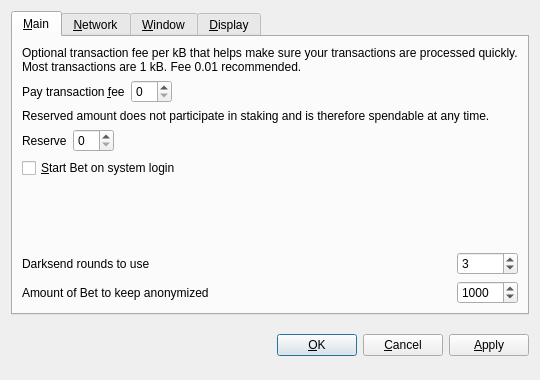
First picture: the form in src/qt/forms/optionsdialog.ui, repository Betcoincore/betcoin, before the edit.
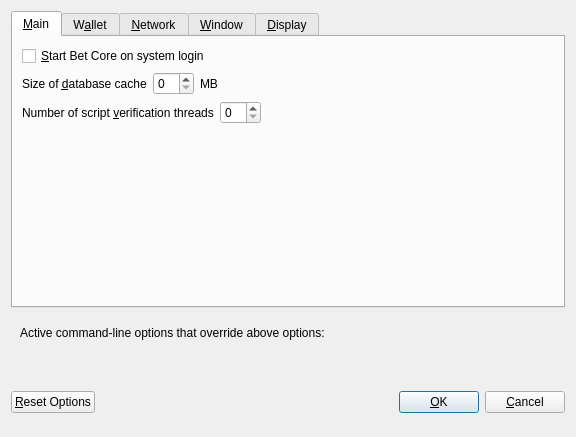
Second picture: the form after the edit. Custom widgets are drawn as their Qt base class.

```diff
--- a/src/qt/forms/optionsdialog.ui
+++ b/src/qt/forms/optionsdialog.ui
@@ -6,8 +6,8 @@
    <rect>
     <x>0</x>
     <y>0</y>
-    <width>540</width>
-    <height>380</height>
+    <width>576</width>
+    <height>402</height>
    </rect>
   </property>
   <property name="windowTitle">
@@ -19,9 +19,6 @@
   <layout class="QVBoxLayout" name="verticalLayout">
    <item>
     <widget class="QTabWidget" name="tabWidget">
-     <property name="tabPosition">
-      <enum>QTabWidget::North</enum>
-     </property>
      <property name="currentIndex">
       <number>0</number>
      </property>
@@ -29,110 +26,98 @@
       <attribute name="title">
        <string>&amp;Main</string>
       </attribute>
-      <layout class="QGridLayout" name="gridLayout">
-       <item row="0" column="0" colspan="2">
-        <widget class="QLabel" name="transactionFeeInfoLabel">
-         <property name="text">
-          <string>Optional transaction fee per kB that helps make sure your transactions are processed quickly. Most transactions are 1 kB. Fee 0.01 recommended.</string>
-         </property>
-         <property name="textFormat">
-          <enum>Qt::PlainText</enum>
-         </property>
-         <property name="wordWrap">
-          <bool>true</bool>
-         </property>
-        </widget>
-       </item>
-       <item row="1" column="0">
-        <layout class="QHBoxLayout" name="horizontalLayoutFee">
-         <item>
-          <widget class="QLabel" name="transactionFeeLabel">
-           <property name="text">
-            <string>Pay transaction &amp;fee</string>
-           </property>
-           <property name="textFormat">
-            <enum>Qt::PlainText</enum>
-           </property>
-           <property name="buddy">
-            <cstring>transactionFee</cstring>
-           </property>
-          </widget>
-         </item>
-         <item>
-          <widget class="BitcoinAmountField" name="transactionFee"/>
-         </item>
-         <item>
-          <spacer name="horizontalSpacerFee">
-           <property name="orientation">
-            <enum>Qt::Horizontal</enum>
-           </property>
-           <property name="sizeHint" stdset="0">
-            <size>
-             <width>40</width>
-             <height>20</height>
-            </size>
-           </property>
-          </spacer>
-         </item>
-        </layout>
-       </item>
-       <item row="2" column="0" colspan="2">
-        <widget class="QLabel" name="reserveBalanceInfoLabel">
-         <property name="text">
-          <string>Reserved amount does not participate in staking and is therefore spendable at any time.</string>
-         </property>
-         <property name="textFormat">
-          <enum>Qt::PlainText</enum>
-         </property>
-         <property name="wordWrap">
-          <bool>true</bool>
-         </property>
-        </widget>
-       </item>
-       <item row="3" column="0">
-        <layout class="QHBoxLayout" name="horizontalLayoutReserveBalance">
-         <item>
-          <widget class="QLabel" name="reserveBalanceLabel">
-           <property name="text">
-            <string>Reserve</string>
-           </property>
-           <property name="textFormat">
-            <enum>Qt::PlainText</enum>
-           </property>
-           <property name="buddy">
-            <cstring>reserveBalance</cstring>
-           </property>
-          </widget>
-         </item>
-         <item>
-          <widget class="BitcoinAmountField" name="reserveBalance"/>
-         </item>
-         <item>
-          <spacer name="horizontalSpacerReserveBalance">
-           <property name="orientation">
-            <enum>Qt::Horizontal</enum>
-           </property>
-           <property name="sizeHint" stdset="0">
-            <size>
-             <width>40</width>
-             <height>20</height>
-            </size>
-           </property>
-          </spacer>
-         </item>
-        </layout>
-       </item>
-       <item row="4" column="0">
+      <layout class="QVBoxLayout" name="verticalLayout_Main">
+       <item>
         <widget class="QCheckBox" name="bitcoinAtStartup">
          <property name="toolTip">
           <string>Automatically start Bet after logging in to the system.</string>
          </property>
          <property name="text">
-          <string>&amp;Start Bet on system login</string>
+          <string>&amp;Start Bet Core on system login</string>
          </property>
         </widget>
        </item>
-       <item row="5" column="0">
+       <item>
+        <layout class="QHBoxLayout" name="horizontalLayout_2_Main">
+         <item>
+          <widget class="QLabel" name="databaseCacheLabel">
+           <property name="text">
+            <string>Size of &amp;database cache</string>
+           </property>
+           <property name="textFormat">
+            <enum>Qt::PlainText</enum>
+           </property>
+           <property name="buddy">
+            <cstring>databaseCache</cstring>
+           </property>
+          </widget>
+         </item>
+         <item>
+          <widget class="QSpinBox" name="databaseCache"/>
+         </item>
+         <item>
+          <widget class="QLabel" name="databaseCacheUnitLabel">
+           <property name="text">
+            <string>MB</string>
+           </property>
+           <property name="textFormat">
+            <enum>Qt::PlainText</enum>
+           </property>
+          </widget>
+         </item>
+         <item>
+          <spacer name="horizontalSpacer_2_Main">
+           <property name="orientation">
+            <enum>Qt::Horizontal</enum>
+           </property>
+           <property name="sizeHint" stdset="0">
+            <size>
+             <width>40</width>
+             <height>20</height>
+            </size>
+           </property>
+          </spacer>
+         </item>
+        </layout>
+       </item>
+       <item>
+        <layout class="QHBoxLayout" name="horizontalLayout_3_Main">
+         <item>
+          <widget class="QLabel" name="threadsScriptVerifLabel">
+           <property name="text">
+            <string>Number of script &amp;verification threads</string>
+           </property>
+           <property name="textFormat">
+            <enum>Qt::PlainText</enum>
+           </property>
+           <property name="buddy">
+            <cstring>threadsScriptVerif</cstring>
+           </property>
+          </widget>
+         </item>
+         <item>
+          <widget class="QSpinBox" name="threadsScriptVerif">
+           <property name="toolTip">
+            <string>(0 = auto, &lt;0 = leave that many cores free)</string>
+           </property>
+          </widget>
+         </item>
+         <item>
+          <spacer name="horizontalSpacer_3_Main">
+           <property name="orientation">
+            <enum>Qt::Horizontal</enum>
+           </property>
+           <property name="sizeHint" stdset="0">
+            <size>
+             <width>40</width>
+             <height>20</height>
+            </size>
+           </property>
+          </spacer>
+         </item>
+        </layout>
+       </item>
+       <item>
         <spacer name="verticalSpacer_Main">
          <property name="orientation">
           <enum>Qt::Vertical</enum>
@@ -145,66 +130,163 @@
          </property>
         </spacer>
        </item>
-       <item row="6" column="0">
-        <widget class="QLabel" name="label">
-         <property name="toolTip">
-          <string>&lt;html&gt;&lt;head/&gt;&lt;body&gt;&lt;p&gt;This setting determines the amount of individual masternodes that an input will be anonymized through. More rounds of anonymization gives a higher degree of privacy, but also costs more in fees.&lt;/p&gt;&lt;/body&gt;&lt;/html&gt;</string>
+      </layout>
+     </widget>
+     <widget class="QWidget" name="tabWallet">
+      <attribute name="title">
+       <string>W&amp;allet</string>
+      </attribute>
+      <layout class="QVBoxLayout" name="verticalLayout_Wallet">
+       <item>
+        <widget class="QGroupBox" name="groupBox">
+         <property name="title">
+          <string>Expert</string>
          </property>
-         <property name="text">
-          <string>Darksend rounds to use</string>
-         </property>
+         <layout class="QVBoxLayout" name="verticalLayout_2">
+          <item>
+           <widget class="QCheckBox" name="coinControlFeatures">
+            <property name="toolTip">
+             <string>Whether to show coin control features or not.</string>
+            </property>
+            <property name="text">
+             <string>Enable coin &amp;control features</string>
+            </property>
+           </widget>
+          </item>
+          <item>
+           <widget class="QCheckBox" name="showMasternodesTab">
+            <property name="toolTip">
+             <string>Show additional tab listing all your masternodes in first sub-tab&lt;br/&gt;and all masternodes on the network in second sub-tab.</string>
+            </property>
+            <property name="text">
+             <string>Show Masternodes Tab</string>
+            </property>
+           </widget>
+          </item>
+          <item>
+           <widget class="QCheckBox" name="showAdvancedPSUI">
+            <property name="toolTip">
+             <string>Show additional information and buttons for PrivateSend on overview screen.</string>
+            </property>
+            <property name="text">
+             <string>Enable advanced PrivateSend interface</string>
+            </property>
+           </widget>
+          </item>
+          <item>
+           <widget class="QCheckBox" name="lowKeysWarning">
+            <property name="toolTip">
+             <string>Show warning dialog when PrivateSend detects that wallet has very low number of keys left.</string>
+            </property>
+            <property name="text">
+             <string>Warn if PrivateSend is running out of keys</string>
+            </property>
+           </widget>
+          </item>
+          <item>
+           <widget class="QCheckBox" name="privateSendMultiSession">
+            <property name="toolTip">
+             <string>Whether to use experimental PrivateSend mode with multiple mixing sessions per block.&lt;br/&gt;Note: You must use this feature carefully.&lt;br/&gt;Make sure you always have recent wallet (auto)backup in a safe place!</string>
+            </property>
+            <property name="text">
+             <string>Enable PrivateSend &amp;multi-session</string>
+            </property>
+           </widget>
+          </item>
+          <item>
+           <widget class="QCheckBox" name="spendZeroConfChange">
+            <property name="toolTip">
+             <string>If you disable the spending of unconfirmed change, the change from a transaction&lt;br/&gt;cannot be used until that transaction has at least one confirmation.&lt;br/&gt;This also affects how your balance is computed.</string>
+            </property>
+            <property name="text">
+             <string>&amp;Spend unconfirmed change</string>
+            </property>
+           </widget>
+          </item>
+         </layout>
         </widget>
        </item>
-       <item row="6" column="1">
-        <widget class="QSpinBox" name="darksendRounds">
-         <property name="minimum">
-          <number>2</number>
-         </property>
-         <property name="maximum">
-          <number>16</number>
-         </property>
-         <property name="value">
-          <number>3</number>
-         </property>
-        </widget>
+       <item>
+        <layout class="QHBoxLayout" name="horizontalLayout_4_Wallet">
+         <item>
+          <widget class="QLabel" name="label">
+           <property name="toolTip">
+            <string>This setting determines the amount of individual masternodes that an input will be anonymized through.&lt;br/&gt;More rounds of anonymization gives a higher degree of privacy, but also costs more in fees.</string>
+           </property>
+           <property name="text">
+            <string>PrivateSend rounds to use</string>
+           </property>
+          </widget>
+         </item>
+         <item>
+          <widget class="QSpinBox" name="privateSendRounds">
+           <property name="minimum">
+            <number>2</number>
+           </property>
+           <property name="maximum">
+            <number>8</number>
+           </property>
+           <property name="value">
+            <number>4</number>
+           </property>
+          </widget>
+         </item>
+        </layout>
        </item>
-       <item row="7" column="0">
-        <widget class="QLabel" name="label_2">
-         <property name="toolTip">
-          <string>This amount acts as a threshold to turn off Darksend once it's reached.</string>
-         </property>
-         <property name="statusTip">
-          <string notr="true"/>
-         </property>
-         <property name="whatsThis">
-          <string notr="true"/>
-         </property>
-         <property name="accessibleName">
-          <string notr="true"/>
-         </property>
-         <property name="accessibleDescription">
-          <string notr="true"/>
-         </property>
-         <property name="text">
-          <string>Amount of Bet to keep anonymized</string>
-         </property>
-        </widget>
+       <item>
+        <layout class="QHBoxLayout" name="horizontalLayout">
+         <item>
+          <widget class="QLabel" name="label_2">
+           <property name="toolTip">
+            <string>This amount acts as a threshold to turn off PrivateSend once it's reached.</string>
+           </property>
+           <property name="statusTip">
+            <string notr="true"/>
+           </property>
+           <property name="whatsThis">
+            <string notr="true"/>
+           </property>
+           <property name="accessibleName">
+            <string notr="true"/>
+           </property>
+           <property name="accessibleDescription">
+            <string notr="true"/>
+           </property>
+           <property name="text">
+            <string>Amount of Bet to keep anonymized</string>
+           </property>
+          </widget>
+         </item>
+         <item>
+          <widget class="QSpinBox" name="privateSendAmount">
+           <property name="minimum">
+            <number>2</number>
+           </property>
+           <property name="maximum">
+            <number>2000</number>
+           </property>
+           <property name="singleStep">
+            <number>10</number>
+           </property>
+           <property name="value">
+            <number>1000</number>
+           </property>
+          </widget>
+         </item>
+        </layout>
        </item>
-       <item row="7" column="1">
-        <widget class="QSpinBox" name="anonymizeBet">
-         <property name="minimum">
-          <number>2</number>
+       <item>
+        <spacer name="verticalSpacer_Wallet">
+         <property name="orientation">
+          <enum>Qt::Vertical</enum>
          </property>
-         <property name="maximum">
-          <number>10000</number>
+         <property name="sizeHint" stdset="0">
+          <size>
+           <width>20</width>
+           <height>40</height>
+          </size>
          </property>
-         <property name="singleStep">
-          <number>10</number>
-         </property>
-         <property name="value">
-          <number>1000</number>
-         </property>
-        </widget>
+        </spacer>
        </item>
       </layout>
      </widget>
@@ -444,8 +526,67 @@
      </widget>
     </widget>
    </item>
+   <item>
+    <widget class="QFrame" name="frame">
+     <layout class="QVBoxLayout" name="verticalLayout_Bottom">
+      <item>
+       <layout class="QHBoxLayout" name="horizontalLayout_Bottom">
+        <item>
+         <widget class="QLabel" name="overriddenByCommandLineInfoLabel">
+          <property name="text">
+           <string>Active command-line options that override above options:</string>
+          </property>
+          <property name="textFormat">
+           <enum>Qt::PlainText</enum>
+          </property>
+         </widget>
+        </item>
+        <item>
+         <spacer name="horizontalSpacer_Bottom">
+          <property name="orientation">
+           <enum>Qt::Horizontal</enum>
+          </property>
+          <property name="sizeHint" stdset="0">
+           <size>
+            <width>40</width>
+            <height>20</height>
+           </size>
+          </property>
+         </spacer>
+        </item>
+       </layout>
+      </item>
+      <item>
+       <widget class="QLabel" name="overriddenByCommandLineLabel">
+        <property name="text">
+         <string/>
+        </property>
+        <property name="textFormat">
+         <enum>Qt::PlainText</enum>
+        </property>
+        <property name="wordWrap">
+         <bool>true</bool>
+        </property>
+       </widget>
+      </item>
+     </layout>
+    </widget>
+   </item>
    <item>
     <layout class="QHBoxLayout" name="horizontalLayout_Buttons">
+     <item>
+      <widget class="QPushButton" name="resetButton">
+       <property name="toolTip">
+        <string>Reset all client options to default.</string>
+       </property>
+       <property name="text">
+        <string>&amp;Reset Options</string>
+       </property>
+       <property name="autoDefault">
+        <bool>false</bool>
+       </property>
+      </widget>
+     </item>
      <item>
       <spacer name="horizontalSpacer_1">
        <property name="orientation">
@@ -461,6 +602,12 @@
      </item>
      <item>
       <widget class="QLabel" name="statusLabel">
+       <property name="minimumSize">
+        <size>
+         <width>200</width>
+         <height>0</height>
+        </size>
+       </property>
        <property name="font">
         <font>
          <weight>75</weight>
@@ -496,6 +643,12 @@
        <property name="text">
         <string>&amp;OK</string>
        </property>
+       <property name="autoDefault">
+        <bool>false</bool>
+       </property>
+       <property name="default">
+        <bool>true</bool>
+       </property>
       </widget>
      </item>
      <item>
@@ -508,37 +661,21 @@
        </property>
       </widget>
      </item>
-     <item>
-      <widget class="QPushButton" name="applyButton">
-       <property name="text">
-        <string>&amp;Apply</string>
-       </property>
-       <property name="autoDefault">
-        <bool>false</bool>
-       </property>
-      </widget>
-     </item>
     </layout>
    </item>
   </layout>
  </widget>
  <customwidgets>
-  <customwidget>
-   <class>BitcoinAmountField</class>
-   <extends>QSpinBox</extends>
-   <header>bitcoinamountfield.h</header>
-   <container>1</container>
-  </customwidget>
-  <customwidget>
-   <class>QValueComboBox</class>
-   <extends>QComboBox</extends>
-   <header>qvaluecombobox.h</header>
-  </customwidget>
   <customwidget>
    <class>QValidatedLineEdit</class>
    <extends>QLineEdit</extends>
    <header>qvalidatedlineedit.h</header>
   </customwidget>
+  <customwidget>
+   <class>QValueComboBox</class>
+   <extends>QComboBox</extends>
+   <header>qvaluecombobox.h</header>
+  </customwidget>
  </customwidgets>
  <resources/>
  <connections/>
```
Left out of the diff: 336 changed lines with no effect on the pictures.
